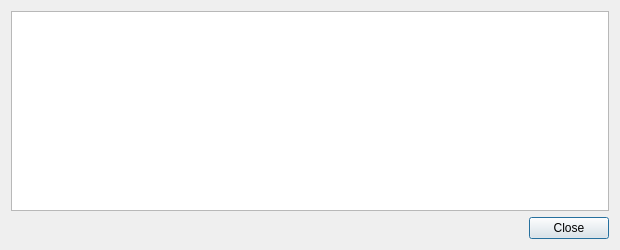
Qt form src/qt/forms/transactiondescdialog.ui (minblock/picscoin) before a commit.
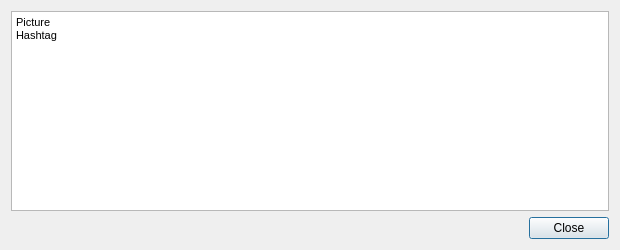
The same form after that commit.

Commit message: Implementing Picture Hash

Diff of the .ui file:
```diff
--- a/src/qt/forms/transactiondescdialog.ui
+++ b/src/qt/forms/transactiondescdialog.ui
@@ -22,6 +22,15 @@
      <property name="readOnly">
       <bool>true</bool>
      </property>
+     <property name="html">
+      <string>&lt;!DOCTYPE HTML PUBLIC &quot;-//W3C//DTD HTML 4.0//EN&quot; &quot;http://www.w3.org/TR/REC-html40/strict.dtd&quot;&gt;
+&lt;html&gt;&lt;head&gt;&lt;meta name=&quot;qrichtext&quot; content=&quot;1&quot; /&gt;&lt;style type=&quot;text/css&quot;&gt;
+p, li { white-space: pre-wrap; }
+&lt;/style&gt;&lt;/head&gt;&lt;body style=&quot; font-family:'MS Shell Dlg 2'; font-size:8.25pt; font-weight:400; font-style:normal;&quot;&gt;
+&lt;p style=&quot; margin-top:0px; margin-bottom:0px; margin-left:0px; margin-right:0px; -qt-block-indent:0; text-indent:0px;&quot;&gt;Picture&lt;/p&gt;
+&lt;p style=&quot; margin-top:0px; margin-bottom:0px; margin-left:0px; margin-right:0px; -qt-block-indent:0; text-indent:0px;&quot;&gt;Hashtag&lt;/p&gt;
+&lt;p style=&quot;-qt-paragraph-type:empty; margin-top:0px; margin-bottom:0px; margin-left:0px; margin-right:0px; -qt-block-indent:0; text-indent:0px;&quot;&gt;&lt;br /&gt;&lt;/p&gt;&lt;/body&gt;&lt;/html&gt;</string>
+     </property>
     </widget>
    </item>
    <item>
```
